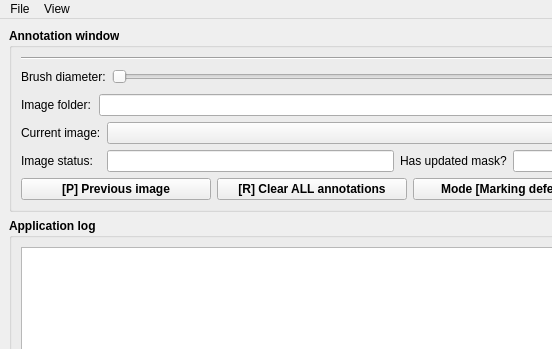
Old version of the form ui/datmant.ui in the repository is-centre/datm-annotation-tool; both pictures show x 0 to 552 and y 0 to 349 of the 820 by 620 pixel window.
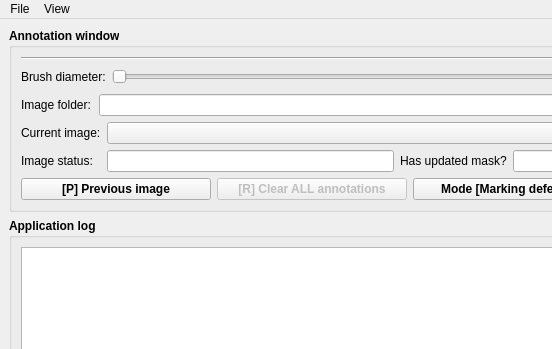
New version of the form.

```diff
--- a/ui/datmant.ui
+++ b/ui/datmant.ui
@@ -242,6 +242,9 @@
          </item>
          <item>
           <widget class="QPushButton" name="btnClear">
+           <property name="enabled">
+            <bool>false</bool>
+           </property>
            <property name="text">
             <string>[R] Clear ALL annotations</string>
            </property>
```
Left out of the diff: 13 changed lines with no effect on the pictures.
